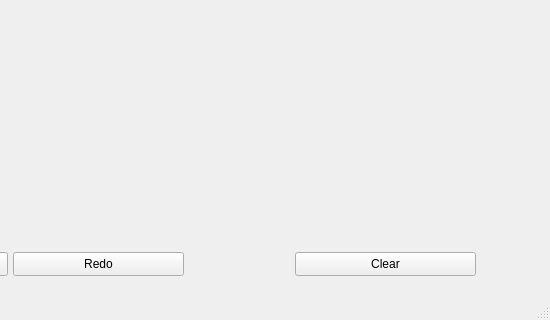
Qt form mainwindow.ui (University-of-Utah-CS3505/a8-sprite-editor-f23-MAUIFanClub) before a commit; both pictures show x 250 to 800 and y 408 to 728 of the 800 by 728 pixel window.
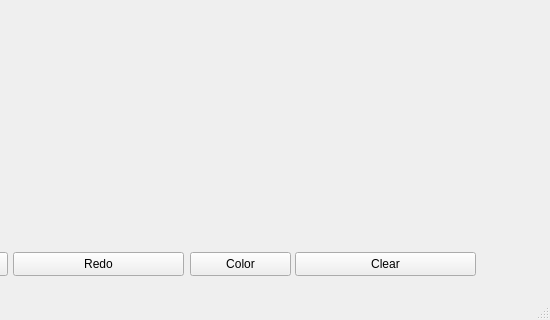
The same form after that commit.

Commit message: Color Dialog box now appears on button press

Patch:
```diff
--- a/mainwindow.ui
+++ b/mainwindow.ui
@@ -66,6 +66,19 @@
      <string>Clear</string>
     </property>
    </widget>
+   <widget class="QPushButton" name="colorBtn">
+    <property name="geometry">
+     <rect>
+      <x>440</x>
+      <y>660</y>
+      <width>101</width>
+      <height>24</height>
+     </rect>
+    </property>
+    <property name="text">
+     <string>Color</string>
+    </property>
+   </widget>
   </widget>
   <widget class="QMenuBar" name="menubar">
    <property name="geometry">
```
The commit also changes 2 other files.
